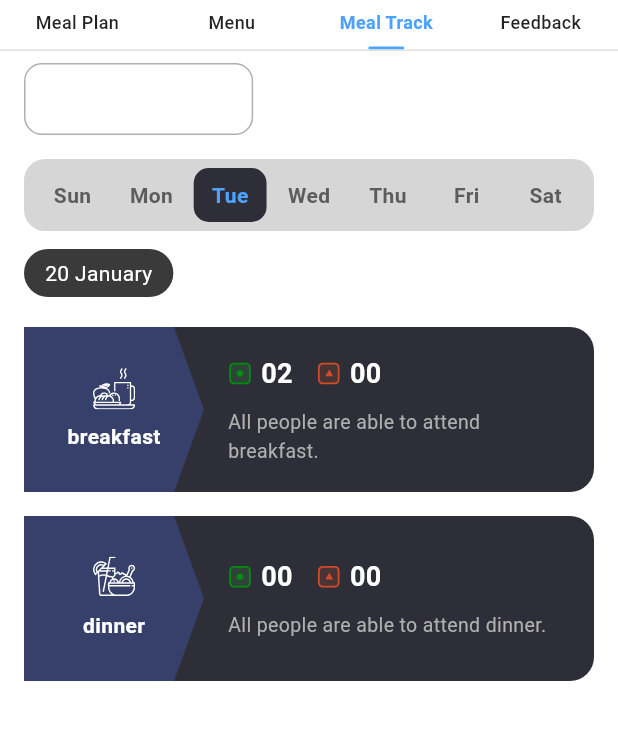
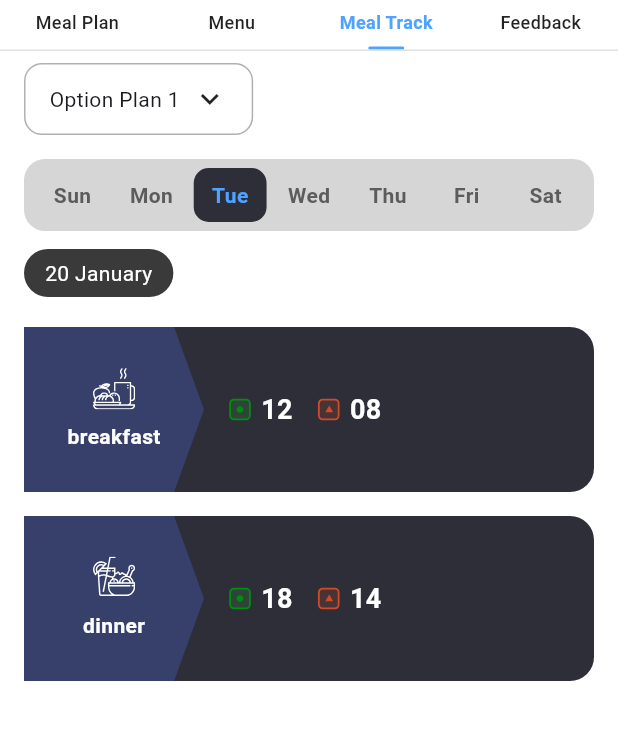
Before and after one commit to Yuganshyg/food_management, a Flutter app: the screen it shows after launch, after a tap on "Menu", after a tap on "Meal Track", on a phone screen of 412 x 824 dp, the part 123-863 px from its top. Run offline on Flutter 3.47's test engine with Material 3 defaults, Android fonts, the phone set to English and light mode, and no system bars; our stand-ins replace flutter_bloc, flutter_svg.

Commit message:
Meal track screen Functionality and UI final

```diff
--- a/lib/data/draft/draft_mapper.dart
+++ b/lib/data/draft/draft_mapper.dart
@@ -5,9 +5,9 @@ import 'meal_draft.dart';
 import 'meal_item_draft.dart';
 
 class DraftMapper {
-  static Meal toMeal(MealDraft draft, int mealId) {
+  static Meal toMeal(MealDraft draft, int id) {
     return Meal(
-      id: mealId,
+      id: id,
       type: draft.type,
       startTime: draft.startTime,
       endTime: draft.endTime,
@@ -29,6 +29,7 @@ class DraftMapper {
     required int amount,
     required List<MealDraft> meals,
     required Map<String, int> mealPrices,
+    required Map<String, Map<String, Map<String, int>>> mealTrack,
   }) {
     return MealPlan(
       id: id,
@@ -42,6 +43,7 @@ class DraftMapper {
           .entries
           .map((e) => toMeal(e.value, e.key + 1))
           .toList(),
+      mealTrack: mealTrack,
     );
   }
 }
--- a/lib/data/models/meal_plan_model.dart
+++ b/lib/data/models/meal_plan_model.dart
@@ -3,29 +3,32 @@ import 'meal_model.dart';
 class MealPlan {
   final int id;
   final String name;
-  final String frequency; // Daily / Weekly / Monthly
+  final String frequency;
   final int amount;
-
-  /// Selected meal types
   final List<String> selectedMeals;
 
-  /// Price per meal (Breakfast → 30 etc)
+  /// price per meal (Breakfast → 30 etc.)
   final Map<String, int> mealPrices;
 
-  /// Fully configured meals
+  /// day → meal → { veg, nonVeg }
+  final Map<String, Map<String, Map<String, int>>> mealTrack;
+
   final List<Meal> meals;
 
-  const MealPlan({
+  MealPlan({
     required this.id,
     required this.name,
     required this.frequency,
     required this.amount,
     required this.selectedMeals,
     required this.mealPrices,
+    required this.mealTrack,
     required this.meals,
   });
 
-  // ───────── DRAFT (AddPlan → SetPlan) ─────────
+  // ─────────────────────────────────────────────
+  // DRAFT CONSTRUCTOR (AddPlanScreen → SetPlan)
+  // ─────────────────────────────────────────────
   factory MealPlan.draft({
     required String name,
     required String frequency,
@@ -34,17 +37,20 @@ class MealPlan {
     required Map<String, int> mealPrices,
   }) {
     return MealPlan(
-      id: -1, // temporary
+      id: -1, // temporary, replaced later
       name: name,
       frequency: frequency,
       amount: amount,
       selectedMeals: selectedMeals,
       mealPrices: mealPrices,
-      meals: const [],
+      mealTrack: {}, // created later
+      meals: [],
     );
   }
 
-  // ───────── COPY WITH (FIXES UPDATE BUG) ─────────
+  // ─────────────────────────────────────────────
+  // COPY WITH (Repository uses this)
+  // ─────────────────────────────────────────────
   MealPlan copyWith({
     int? id,
     String? name,
@@ -52,6 +58,7 @@ class MealPlan {
     int? amount,
     List<String>? selectedMeals,
     Map<String, int>? mealPrices,
+    Map<String, Map<String, Map<String, int>>>? mealTrack,
     List<Meal>? meals,
   }) {
     return MealPlan(
@@ -61,19 +68,33 @@ class MealPlan {
       amount: amount ?? this.amount,
       selectedMeals: selectedMeals ?? this.selectedMeals,
       mealPrices: mealPrices ?? this.mealPrices,
+      mealTrack: mealTrack ?? this.mealTrack,
       meals: meals ?? this.meals,
     );
   }
 
-  // ───────── JSON ─────────
+  // ─────────────────────────────────────────────
+  // JSON
+  // ─────────────────────────────────────────────
   factory MealPlan.fromJson(Map<String, dynamic> json) {
     return MealPlan(
       id: json['id'],
       name: json['name'],
       frequency: json['frequency'],
       amount: json['amount'],
-      selectedMeals: List<String>.from(json['selectedMeals'] ?? const []),
+      selectedMeals: List<String>.from(json['selectedMeals']),
       mealPrices: Map<String, int>.from(json['mealPrices'] ?? {}),
+      mealTrack: (json['mealTrack'] as Map<String, dynamic>).map(
+        (day, meals) => MapEntry(
+          day,
+          (meals as Map<String, dynamic>).map(
+            (meal, counts) => MapEntry(meal, {
+              'veg': counts['veg'] ?? 0,
+              'nonVeg': counts['nonVeg'] ?? 0,
+            }),
+          ),
+        ),
+      ),
       meals: (json['meals'] as List).map((e) => Meal.fromJson(e)).toList(),
     );
   }
@@ -86,6 +107,7 @@ class MealPlan {
       'amount': amount,
       'selectedMeals': selectedMeals,
       'mealPrices': mealPrices,
+      'mealTrack': mealTrack,
       'meals': meals.map((e) => e.toJson()).toList(),
     };
   }
--- a/lib/data/store/meal_data_store.dart
+++ b/lib/data/store/meal_data_store.dart
@@ -10,12 +10,10 @@ class MealDataStore {
 
   List<MealPlan> _plans = [];
 
-  /// Load from local file OR create from assets
   Future<void> initializeFromAssets(String assetJson) async {
     final file = await _localFile;
 
     if (!await file.exists()) {
-      // First launch → create local copy
       await file.writeAsString(assetJson);
     }
 
@@ -46,12 +44,9 @@ class MealDataStore {
     }
   }
 
-  /// WRITE BACK TO FILE
   Future<void> _persist() async {
     final file = await _localFile;
-
     final data = {'mealPlans': _plans.map((e) => e.toJson()).toList()};
-
     await file.writeAsString(json.encode(data), flush: true);
   }
 
--- a/lib/presentation/screens/meal_track_screen.dart
+++ b/lib/presentation/screens/meal_track_screen.dart
@@ -23,6 +23,7 @@ class _MealTrackScreenState extends State<MealTrackScreen> {
   bool isPlanExpanded = false;
 
   final weekDays = const ['Sun', 'Mon', 'Tue', 'Wed', 'Thu', 'Fri', 'Sat'];
+  final weekKeys = const ['sun', 'mon', 'tue', 'wed', 'thu', 'fri', 'sat'];
 
   @override
   Widget build(BuildContext context) {
@@ -36,6 +37,7 @@ class _MealTrackScreenState extends State<MealTrackScreen> {
 
         final plans = state.plans;
         final selectedPlan = plans[selectedPlanIndex];
+        final selectedDayKey = weekKeys[selectedDayIndex];
 
         return SingleChildScrollView(
           padding: const EdgeInsets.fromLTRB(16, 8, 16, 32),
@@ -52,7 +54,16 @@ class _MealTrackScreenState extends State<MealTrackScreen> {
               _dateChip(dateText),
 
               const SizedBox(height: 20),
-              ...selectedPlan.meals.map(_mealTrackCard).toList(),
+
+              ...selectedPlan.meals.map((meal) {
+                /// 🔑 FIX 1: Normalize meal type
+                final mealKey =
+                    '${meal.type[0].toUpperCase()}${meal.type.substring(1).toLowerCase()}';
+
+                final counts = selectedPlan.mealTrack[selectedDayKey]?[mealKey];
+
+                return _mealTrackCard(meal, counts);
+              }).toList(),
             ],
           ),
         );
@@ -75,16 +86,12 @@ class _MealTrackScreenState extends State<MealTrackScreen> {
         child: Row(
           mainAxisSize: MainAxisSize.min,
           children: [
-            Text(
-              plans[selectedPlanIndex].name,
-              style: const TextStyle(color: Colors.white),
-            ),
+            Text(plans[selectedPlanIndex].name),
             const SizedBox(width: 8),
             Icon(
               isPlanExpanded
                   ? Icons.keyboard_arrow_up
                   : Icons.keyboard_arrow_down,
-              color: Colors.white,
             ),
           ],
         ),
@@ -181,13 +188,12 @@ class _MealTrackScreenState extends State<MealTrackScreen> {
     );
   }
 
-  // ---------------- SVG SLANTED CARD ----------------
+  // ---------------- MEAL TRACK CARD ----------------
 
-  Widget _mealTrackCard(Meal meal) {
-    final vegCount = meal.items.where((item) => item.diet == 'veg').length;
-    final nonVegCount = meal.items
-        .where((item) => item.diet == 'nonVeg')
-        .length;
+  Widget _mealTrackCard(Meal meal, Map<String, int>? counts) {
+    /// 🔑 FIX 2: Correct keys
+    final vegCount = counts?['veg'] ?? 0;
+    final nonVegCount = counts?['nonVeg'] ?? 0;
 
     return Container(
       margin: const EdgeInsets.only(bottom: 16),
@@ -227,11 +233,7 @@ class _MealTrackScreenState extends State<MealTrackScreen> {
           Expanded(
             child: Padding(
               padding: const EdgeInsets.all(16),
-              child: Column(
-                mainAxisAlignment: MainAxisAlignment.center,
-                crossAxisAlignment: CrossAxisAlignment.start,
-                children: [
-                  Row(
+              child: Row(
                 children: [
                   SvgPicture.asset(AppIcons.veg, height: 16),
                   const SizedBox(width: 6),
@@ -252,16 +254,6 @@ class _MealTrackScreenState extends State<MealTrackScreen> {
                       color: Colors.white,
                       fontSize: 18,
                       fontWeight: FontWeight.bold,
-                        ),
-                      ),
-                    ],
-                  ),
-                  const SizedBox(height: 10),
-                  Text(
-                    'All people are able to attend ${meal.type}.',
-                    style: const TextStyle(
-                      color: AppColors.textMutedDark,
-                      fontSize: 13,
                     ),
                   ),
                 ],
```
Also changed, not shown: lib/data/mock/meal_data.json (+84 -0 lines), lib/data/repository/meal_plan_repository.dart (+2 -7 lines), lib/presentation/screens/set_plan_screen.dart (+15 -0 lines). Lines whose indentation alone changed are shown as unchanged.
